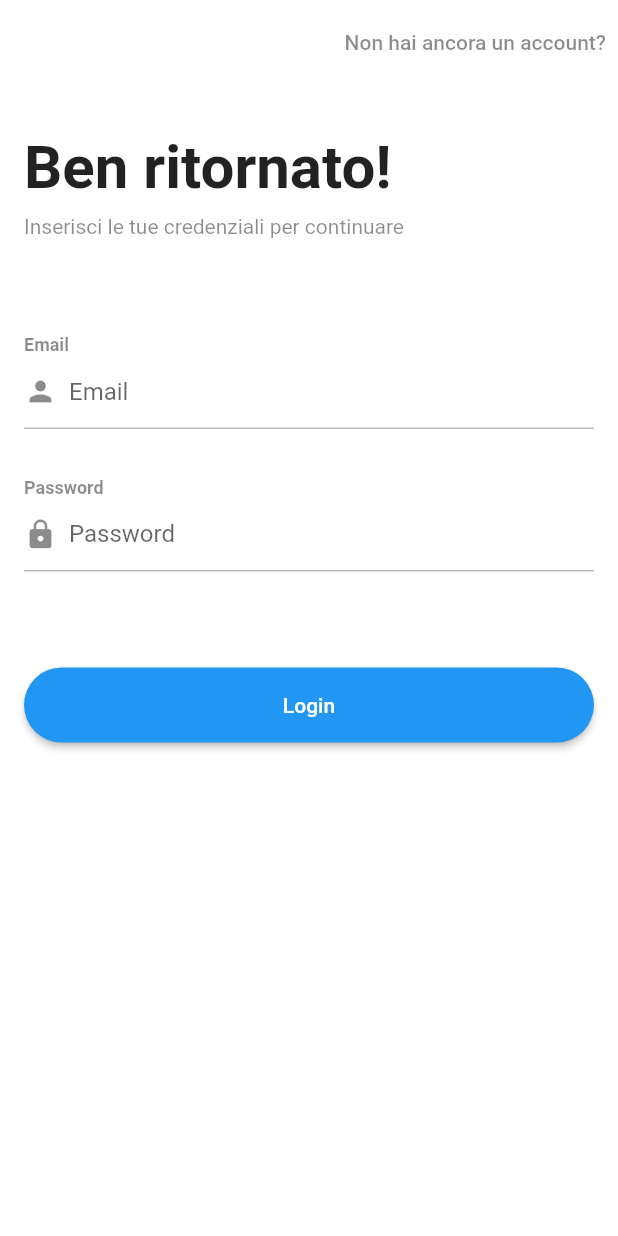
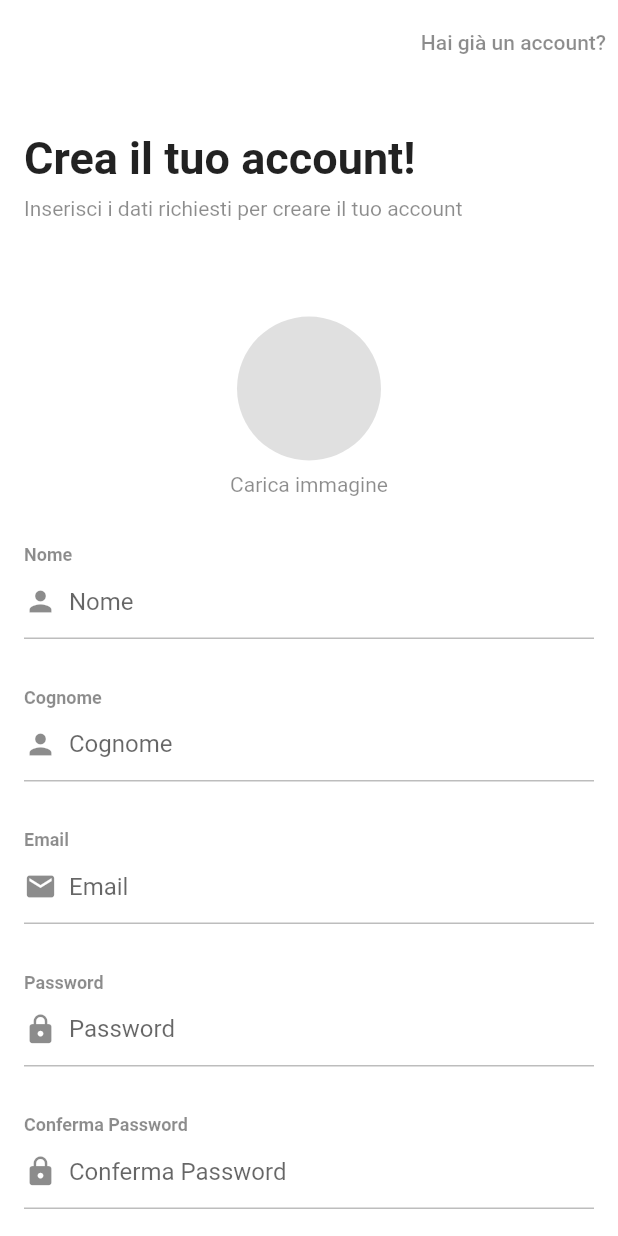
Before and after one commit to ngiuliani-ng/flutter_focus_app, a Flutter app: the screen it shows after launch, after a tap on "Non hai ancora un account?", on a phone screen of 412 x 824 dp. Run offline on Flutter 3.47's test engine with Material 2 defaults, Android fonts, the phone set to English and light mode, and no system bars.

Commit message:
RegisterPage development.

```diff
--- a/lib/components/appButton.dart
+++ b/lib/components/appButton.dart
@@ -5,10 +5,12 @@ class AppButton extends StatelessWidget {
   AppButton({
     @required this.color,
     @required this.child,
+    @required this.onPressed,
   });
 
   final Color color;
   final Widget child;
+  final Function onPressed;
 
   @override
   Widget build(BuildContext context) {
@@ -21,7 +23,7 @@ class AppButton extends StatelessWidget {
       ),
       child: child,
       textColor: Colors.white,
-      onPressed: () {},
+      onPressed: onPressed,
     );
   }
 }
--- a/lib/main.dart
+++ b/lib/main.dart
@@ -3,6 +3,7 @@ import 'package:flutter/services.dart';
 
 import 'package:flutter_focus_app/pages/auth/splash.dart';
 import 'package:flutter_focus_app/pages/auth/login.dart';
+import 'package:flutter_focus_app/pages/auth/register.dart';
 
 void main() {
   runApp(App());
@@ -26,6 +27,7 @@ class App extends StatelessWidget {
       routes: {
         SplashPage.routeName: (_) => SplashPage(),
         LoginPage.routeName: (_) => LoginPage(),
+        RegisterPage.routeName: (_) => RegisterPage(),
       },
       initialRoute: LoginPage.routeName,
     );
--- /dev/null
+++ b/lib/models/plansType.dart
@@ -0,0 +1,5 @@
+enum PlansType {
+  Base,
+  Advanced,
+  Pro,
+}
--- a/lib/pages/auth/login.dart
+++ b/lib/pages/auth/login.dart
@@ -1,4 +1,6 @@
 import 'package:flutter/material.dart';
+
+import 'package:flutter_focus_app/pages/auth/register.dart';
 
 import 'package:flutter_focus_app/components/appFormField.dart';
 import 'package:flutter_focus_app/components/appButton.dart';
@@ -9,17 +11,17 @@ class LoginPage extends StatelessWidget {
   @override
   Widget build(BuildContext context) {
     return Scaffold(
-      appBar: appBar(),
+      appBar: appBar(context),
       body: body(),
     );
   }
 
-  Widget appBar() {
+  Widget appBar(BuildContext context) {
     return AppBar(
       elevation: 0,
       actions: [
         TextButton(
-          onPressed: () {},
+          onPressed: () => Navigator.pushNamed(context, RegisterPage.routeName),
           child: Text(
             'Non hai ancora un account?',
             style: TextStyle(
@@ -44,7 +46,7 @@ class LoginPage extends StatelessWidget {
             Text(
               'Ben ritornato!',
               style: TextStyle(
-                fontSize: 40,
+                fontSize: 30,
                 fontWeight: FontWeight.bold,
               ),
             ),
@@ -62,7 +64,7 @@ class LoginPage extends StatelessWidget {
             ),
             AppFormField(
               label: 'Email',
-              icon: Icons.person,
+              icon: Icons.email,
               textInputType: TextInputType.emailAddress,
               hintText: 'Email',
               obscureText: false,
@@ -83,6 +85,7 @@ class LoginPage extends StatelessWidget {
             AppButton(
               color: Colors.blue,
               child: Text('Login'),
+              onPressed: () {},
             ),
           ],
         ),
--- /dev/null
+++ b/lib/pages/auth/register.dart
@@ -0,0 +1,303 @@
+import 'package:flutter/material.dart';
+
+import 'package:flutter_focus_app/models/plansType.dart';
+
+import 'package:flutter_focus_app/components/appFormField.dart';
+import 'package:flutter_focus_app/components/appButton.dart';
+
+class RegisterPage extends StatefulWidget {
+  static String routeName = '/register';
+
+  @override
+  _RegisterPageState createState() => _RegisterPageState();
+}
+
+class _RegisterPageState extends State<RegisterPage> {
+  bool _isPremiumAccount = false;
+  PageController _pageController = PageController();
+  int _pageIndex = 0;
+  PlansType _selectedPlansType = PlansType.Base;
+
+  @override
+  void initState() {
+    super.initState();
+    _pageController.addListener(() {
+      setState(() {
+        _pageIndex = _pageController.page.toInt();
+      });
+    });
+  }
+
+  void switchAccountType(bool value) {
+    setState(() {
+      _isPremiumAccount = value;
+    });
+  }
+
+  void switchPlansType(PlansType type) {
+    setState(() {
+      _selectedPlansType = type;
+    });
+  }
+
+  getPlansPrice() {
+    switch (_selectedPlansType) {
+      case PlansType.Base:
+        return 1.99;
+      case PlansType.Advanced:
+        return 4.99;
+      case PlansType.Pro:
+        return 9.99;
+      default:
+        return 0.00;
+    }
+  }
+
+  void onSubmitData() {
+    if (_isPremiumAccount && _pageIndex == 0) {
+      _pageController.animateToPage(1, duration: Duration(milliseconds: 250), curve: Curves.linear);
+    } else if (_isPremiumAccount && _pageIndex == 1) {}
+  }
+
+  @override
+  Widget build(BuildContext context) {
+    return Scaffold(
+      appBar: appBar(),
+      body: PageView.builder(
+        itemCount: 2,
+        itemBuilder: (context, index) => index == 0 ? data() : plans(),
+        physics: NeverScrollableScrollPhysics(),
+        controller: _pageController,
+      ),
+    );
+  }
+
+  Widget appBar() {
+    return AppBar(
+      elevation: 0,
+      automaticallyImplyLeading: false,
+      actions: [
+        TextButton(
+          onPressed: () => Navigator.pop(context),
+          child: Text(
+            'Hai già un account?',
+            style: TextStyle(
+              color: Colors.black45,
+            ),
+          ),
+        ),
+      ],
+    );
+  }
+
+  Widget data() {
+    return SingleChildScrollView(
+      child: Padding(
+        padding: EdgeInsets.all(16),
+        child: Column(
+          crossAxisAlignment: CrossAxisAlignment.start,
+          children: [
+            SizedBox(
+              height: 16,
+            ),
+            Text(
+              'Crea il tuo account!',
+              style: TextStyle(
+                fontSize: 30,
+                fontWeight: FontWeight.bold,
+              ),
+            ),
+            SizedBox(
+              height: 8,
+            ),
+            Text(
+              'Inserisci i dati richiesti per creare il tuo account',
+              style: TextStyle(
+                color: Colors.black45,
+              ),
+            ),
+            SizedBox(
+              height: 64,
+            ),
+            SizedBox(
+              width: double.infinity,
+              child: Column(
+                mainAxisAlignment: MainAxisAlignment.center,
+                children: [
+                  CircleAvatar(
+                    backgroundColor: Colors.black12,
+                    maxRadius: 48,
+                  ),
+                  SizedBox(
+                    height: 8,
+                  ),
+                  Text(
+                    'Carica immagine',
+                    style: TextStyle(
+                      color: Colors.black45,
+                    ),
+                  ),
+                ],
+              ),
+            ),
+            SizedBox(
+              height: 32,
+            ),
+            AppFormField(
+              label: 'Nome',
+              icon: Icons.person,
+              textInputType: TextInputType.text,
+              hintText: 'Nome',
+              obscureText: false,
+            ),
+            SizedBox(
+              height: 32,
+            ),
+            AppFormField(
+              label: 'Cognome',
+              icon: Icons.person,
+              textInputType: TextInputType.text,
+              hintText: 'Cognome',
+              obscureText: false,
+            ),
+            SizedBox(
+              height: 32,
+            ),
+            AppFormField(
+              label: 'Email',
+              icon: Icons.email,
+              textInputType: TextInputType.emailAddress,
+              hintText: 'Email',
+              obscureText: false,
+            ),
+            SizedBox(
+              height: 32,
+            ),
+            AppFormField(
+              label: 'Password',
+              icon: Icons.lock,
+              textInputType: TextInputType.text,
+              hintText: 'Password',
+              obscureText: true,
+            ),
+            SizedBox(
+              height: 32,
+            ),
+            AppFormField(
+              label: 'Conferma Password',
+              icon: Icons.lock,
+              textInputType: TextInputType.text,
+              hintText: 'Conferma Password',
+              obscureText: true,
+            ),
+            SizedBox(
+              height: 32,
+            ),
+            SwitchListTile(
+              title: Text(
+                'Registra un account premium',
+                style: TextStyle(
+                  color: Colors.black45,
+                ),
+              ),
+              contentPadding: EdgeInsets.all(0),
+              value: _isPremiumAccount,
+              onChanged: (value) => switchAccountType(value),
+            ),
+            SizedBox(
+              height: 64,
+            ),
+            AppButton(
+              color: Colors.blue,
+              child: Text(_isPremiumAccount ? 'Personalizza il tuo account' : 'Crea il tuo account'),
+              onPressed: onSubmitData,
+            ),
+          ],
+        ),
+      ),
+    );
+  }
+
+  Widget plans() {
+    return SingleChildScrollView(
+      child: Padding(
+        padding: EdgeInsets.all(16),
+        child: Column(
+          crossAxisAlignment: CrossAxisAlignment.start,
+          children: [
+            SizedBox(
+              height: 16,
+            ),
+            Text(
+              'Scegli il tuo piano!',
+              style: TextStyle(
+                fontSize: 30,
+                fontWeight: FontWeight.bold,
+              ),
+            ),
+            SizedBox(
+              height: 8,
+            ),
+            Text(
+              'A seconda del piano scelto avrai diversi vantaggi',
+              style: TextStyle(
+                color: Colors.black45,
+              ),
+            ),
+            SizedBox(
+              height: 64,
+            ),
+            buildRadioListTile(
+              title: 'Piano Base',
+              subtitle: 'Lorem Ipsum is simply dummy text of the printing and typesetting industry.',
+              value: PlansType.Base,
+            ),
+            SizedBox(
+              height: 32,
+            ),
+            buildRadioListTile(
+              title: 'Piano Advanced',
+              subtitle: 'Lorem Ipsum is simply dummy text of the printing and typesetting industry.',
+              value: PlansType.Advanced,
+            ),
+            SizedBox(
+              height: 32,
+            ),
+            buildRadioListTile(
+              title: 'Piano Pro',
+              subtitle: 'Lorem Ipsum is simply dummy text of the printing and typesetting industry.',
+              value: PlansType.Pro,
+            ),
+            SizedBox(
+              height: 64,
+            ),
+            AppButton(
+              color: Colors.blue,
+              child: Text('Attiva il tuo piano | \$ ${getPlansPrice()}'),
+              onPressed: onSubmitData,
+            ),
+          ],
+        ),
+      ),
+    );
+  }
+
+  Widget buildRadioListTile({
+    @required String title,
+    @required String subtitle,
+    @required PlansType value,
+  }) {
+    return RadioListTile(
+      value: value,
+      groupValue: _selectedPlansType,
+      onChanged: (type) => switchPlansType(type),
+      title: Text(
+        title,
+        style: TextStyle(
+          fontWeight: FontWeight.bold,
+        ),
+      ),
+      subtitle: Text(subtitle),
+    );
+  }
+}
--- a/lib/pages/auth/splash.dart
+++ b/lib/pages/auth/splash.dart
@@ -61,6 +61,7 @@ class SplashPage extends StatelessWidget {
                         child: CircularProgressIndicator(),
                       ),
                     ),
+                    onPressed: () {},
                   ),
                 ],
               ),
```
Also changed, not shown: 2 other files.
